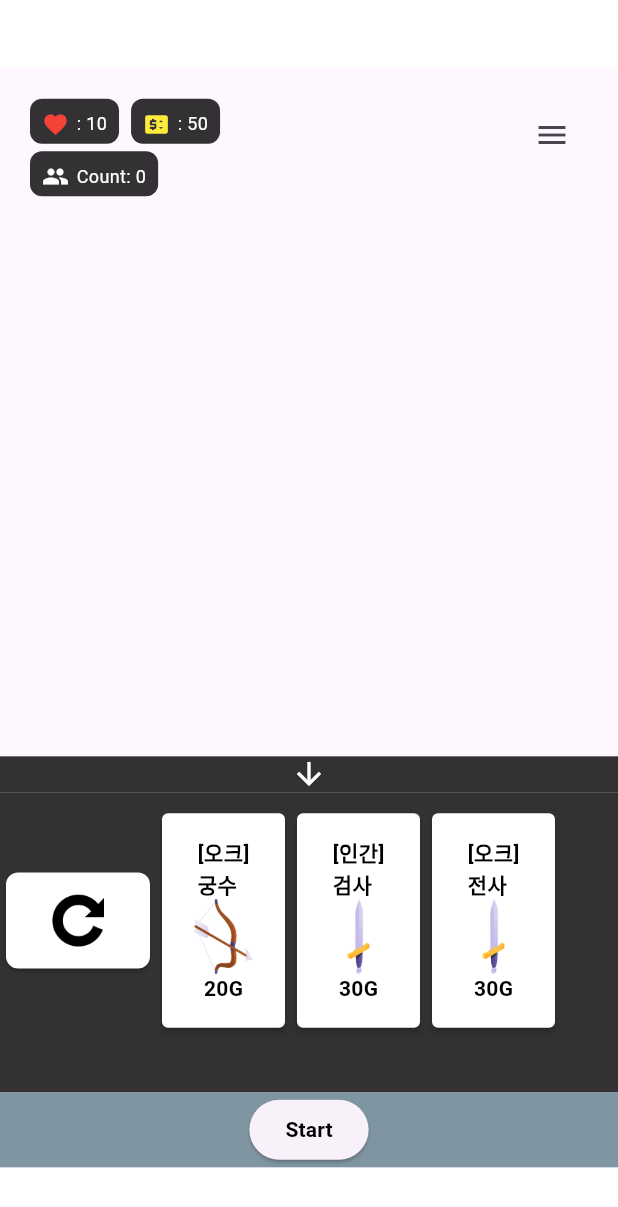
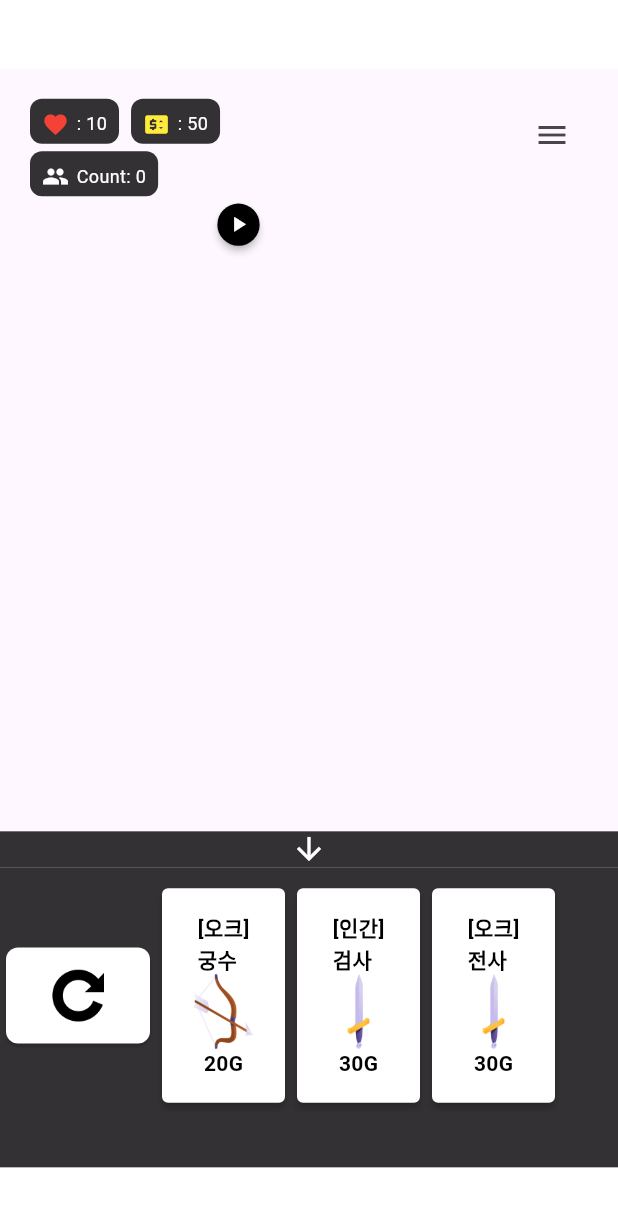
Before and after one commit to leechanwoo-kor/bonfire_defense, a Flutter app: the GameOverlay widget shown alone on an empty page, opened directly, on a phone screen of 412 x 824 dp. Shown: the top 1207 px of the screen. Run offline on Flutter 3.47's test engine with Material 3 defaults, Android fonts, the phone set to English and light mode, and no system bars; missing offline and left inert: bonfire, flame_audio.

Commit message:
:sparkles: Refactor game overlay layout and add start button

```diff
--- a/lib/widgets/game_control_panel.dart
+++ /dev/null
@@ -1,40 +0,0 @@
-import 'package:bonfire_defense/provider/game_state_provider.dart';
-import 'package:flutter/material.dart';
-import 'package:provider/provider.dart';
-
-class GameControlPanel extends StatelessWidget {
-  const GameControlPanel({super.key});
-
-  @override
-  Widget build(BuildContext context) {
-    return Container(
-      height: 50,
-      color: Colors.blueGrey.withOpacity(0.8),
-      child: Center(
-        child: Row(
-          mainAxisAlignment: MainAxisAlignment.spaceEvenly,
-          children: <Widget>[
-            Selector<GameStateProvider, bool>(
-              selector: (_, state) => state.state == GameState.waving,
-              builder: (context, isWaving, __) => ElevatedButton(
-                onPressed: isWaving
-                    ? null
-                    : () {
-                        Provider.of<GameStateProvider>(context, listen: false)
-                            .startGame();
-                      },
-                style: ElevatedButton.styleFrom(
-                  disabledForegroundColor: Colors.grey.withOpacity(0.38),
-                  disabledBackgroundColor: Colors.grey.withOpacity(0.12),
-                ),
-                child: const Text('Start',
-                    style: TextStyle(
-                        color: Colors.black, fontWeight: FontWeight.bold)),
-              ),
-            ),
-          ],
-        ),
-      ),
-    );
-  }
-}
--- a/lib/widgets/game_overlay.dart
+++ b/lib/widgets/game_overlay.dart
@@ -1,7 +1,7 @@
 import 'package:bonfire_defense/widgets/defender_selection_panel.dart';
-import 'package:bonfire_defense/widgets/game_control_panel.dart';
 import 'package:bonfire_defense/widgets/game_menu.dart';
 import 'package:bonfire_defense/widgets/game_state_panel.dart';
+import 'package:bonfire_defense/widgets/start_button.dart';
 import 'package:flutter/material.dart';
 
 class GameOverlay extends StatelessWidget {
@@ -28,7 +28,6 @@ class GameOverlay extends StatelessWidget {
                   mainAxisAlignment: MainAxisAlignment.end,
                   children: [
                     DefenderSelectionPanel(),
-                    GameControlPanel(),
                   ],
                 ),
               ),
@@ -45,6 +44,9 @@ class GameOverlay extends StatelessWidget {
             },
           ),
         ),
+        const StartButton(
+          position: Offset(135, 80),
+        ),
       ],
     );
   }
--- /dev/null
+++ b/lib/widgets/start_button.dart
@@ -0,0 +1,79 @@
+import 'package:flutter/material.dart';
+import 'package:provider/provider.dart';
+import 'package:bonfire_defense/provider/game_state_provider.dart';
+
+class StartButton extends StatefulWidget {
+  final Offset position;
+
+  const StartButton({required this.position, super.key});
+
+  @override
+  _StartButtonState createState() => _StartButtonState();
+}
+
+class _StartButtonState extends State<StartButton>
+    with SingleTickerProviderStateMixin {
+  late AnimationController _controller;
+  late Animation<double> _animation;
+
+  @override
+  void initState() {
+    super.initState();
+    _controller = AnimationController(
+      duration: const Duration(milliseconds: 500), // 애니메이션 주기를 0.5초로 설정
+      vsync: this,
+    )..repeat(reverse: true);
+
+    _animation = Tween<double>(begin: 0.9, end: 1.1).animate(_controller);
+  }
+
+  @override
+  void dispose() {
+    _controller.dispose();
+    super.dispose();
+  }
+
+  @override
+  Widget build(BuildContext context) {
+    return Selector<GameStateProvider, bool>(
+      selector: (_, state) => state.state == GameState.waving,
+      builder: (context, isWaving, __) {
+        if (isWaving) {
+          _controller.stop();
+          return const SizedBox.shrink();
+        } else {
+          _controller.repeat(reverse: true);
+          return Positioned(
+            top: widget.position.dy,
+            left: widget.position.dx,
+            child: AnimatedBuilder(
+              animation: _animation,
+              builder: (context, child) {
+                return Transform.scale(
+                  scale: _animation.value,
+                  child: RawMaterialButton(
+                    onPressed: () {
+                      Provider.of<GameStateProvider>(context, listen: false)
+                          .startGame();
+                    },
+                    fillColor: Colors.black,
+                    shape: const CircleBorder(),
+                    constraints: const BoxConstraints.tightFor(
+                      width: 30.0,
+                      height: 30.0,
+                    ),
+                    child: const Icon(
+                      Icons.play_arrow,
+                      color: Colors.white,
+                      size: 18.0,
+                    ),
+                  ),
+                );
+              },
+            ),
+          );
+        }
+      },
+    );
+  }
+}
```
